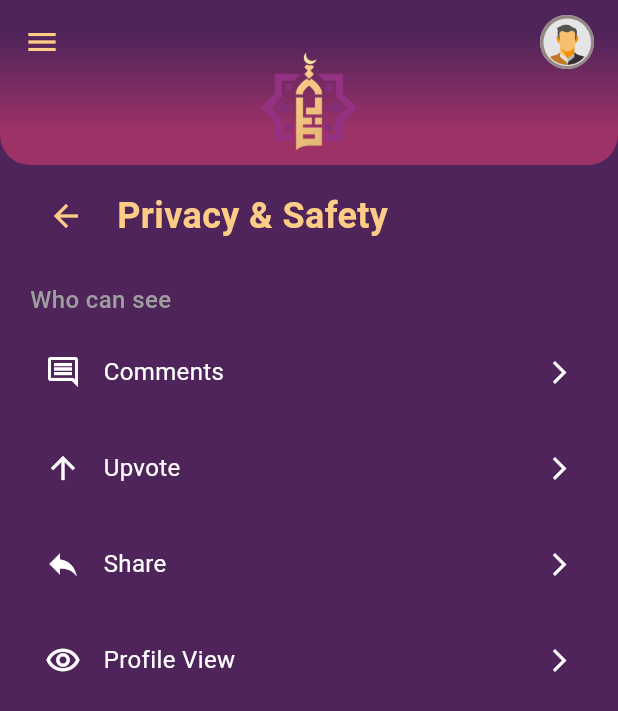
After one commit to dojosgithub/the-minaret, a Flutter app: the PrivacySafetyScreen screen opened directly, on a phone screen of 412 x 824 dp. The commit adds this screen. Shown: the top 711 px of the screen. Run offline on Flutter 3.47's test engine with Material 3 defaults, Android fonts, the phone set to English and light mode, and no system bars.

Commit message:
Add Privacy and safety screen

```diff
--- /dev/null
+++ b/lib/screens/privacy_and_safety_screen.dart
@@ -0,0 +1,169 @@
+import 'dart:ui';
+import 'dart:math' as math;
+import 'package:flutter/material.dart';
+import '../widgets/top_bar.dart';
+
+class PrivacySafetyScreen extends StatefulWidget {
+  const PrivacySafetyScreen({super.key});
+
+  @override
+  State<PrivacySafetyScreen> createState() => _PrivacySafetyScreenState();
+}
+
+class _PrivacySafetyScreenState extends State<PrivacySafetyScreen> {
+  final Map<String, String> privacySettings = {
+    "Comments": "Everyone",
+    "Upvote": "Everyone",
+    "Share": "Everyone",
+    "Profile View": "Everyone",
+  };
+
+  final List<String> visibilityOptions = ["Everyone", "Friends", "No one"];
+
+  @override
+  Widget build(BuildContext context) {
+    return Scaffold(
+      backgroundColor: const Color(0xFF4F245A),
+
+      // Top Bar with Back & Profile
+      appBar: TopBar(
+        onMenuPressed: () => Navigator.pop(context),
+        onProfilePressed: () {},
+        profileImage: 'assets/profile_picture.png',
+      ),
+
+      body: Padding(
+        padding: const EdgeInsets.symmetric(horizontal: 20),
+        child: Column(
+          crossAxisAlignment: CrossAxisAlignment.start,
+          children: [
+            // Back Button & Title
+            const SizedBox(height: 10),
+            Row(
+              children: [
+                IconButton(
+                  icon: const Icon(Icons.arrow_back, color: Color(0xFFFDCC87)),
+                  onPressed: () => Navigator.pop(context),
+                ),
+                const SizedBox(width: 10),
+                const Text(
+                  "Privacy & Safety",
+                  style: TextStyle(
+                    color: Color(0xFFFDCC87),
+                    fontSize: 24,
+                    fontWeight: FontWeight.bold,
+                  ),
+                ),
+              ],
+            ),
+
+            const SizedBox(height: 20),
+
+            // Small Subtitle
+            const Text(
+              "Who can see",
+              style: TextStyle(color: Colors.grey, fontSize: 16, fontWeight: FontWeight.w500),
+            ),
+            const SizedBox(height: 10),
+
+            // Privacy Options List
+            Column(
+              children: privacySettings.keys.map((setting) {
+                return _buildPrivacyOption(setting);
+              }).toList(),
+            ),
+          ],
+        ),
+      ),
+    );
+  }
+
+  // Helper function to build a privacy option row
+  Widget _buildPrivacyOption(String setting) {
+    return InkWell(
+      onTap: () => _showVisibilityDialog(setting),
+      child: Container(
+        padding: const EdgeInsets.symmetric(vertical: 15, horizontal: 10),
+        margin: const EdgeInsets.only(bottom: 10),
+        decoration: BoxDecoration(
+          color: Colors.transparent,
+          borderRadius: BorderRadius.circular(8),
+        ),
+        child: Row(
+          children: [
+            _getIconForSetting(setting),
+            const SizedBox(width: 15),
+            Expanded(
+              child: Text(
+                setting,
+                style: const TextStyle(color: Colors.white, fontSize: 16),
+              ),
+            ),
+            const Icon(Icons.arrow_forward_ios, color: Colors.white, size: 18),
+          ],
+        ),
+      ),
+    );
+  }
+
+  // Icon mapping function
+  Widget _getIconForSetting(String setting) {
+    switch (setting) {
+      case "Comments":
+        return const Icon(Icons.comment_outlined, color: Colors.white);
+      case "Upvote":
+        return const Icon(Icons.arrow_upward, color: Colors.white);
+      case "Share":
+        return const Icon(Icons.reply_outlined, color: Colors.white);
+      case "Profile View":
+        return const Icon(Icons.remove_red_eye_outlined, color: Colors.white);
+      default:
+        return const Icon(Icons.security, color: Colors.white);
+    }
+  }
+
+  // Popup Dialog for Selecting Privacy
+  void _showVisibilityDialog(String setting) {
+    showDialog(
+      context: context,
+      barrierColor: Colors.black.withValues(alpha: 0.5), // Dim background
+      builder: (BuildContext context) {
+        String selectedOption = privacySettings[setting]!;
+        return Dialog(
+          backgroundColor: Colors.transparent,
+          child: BackdropFilter(
+            filter: ImageFilter.blur(sigmaX: 8, sigmaY: 8), // Blur effect
+            child: Container(
+              width: 250,
+              padding: const EdgeInsets.all(16),
+              decoration: BoxDecoration(
+                color: const Color(0xFF4F245A), // Same as background color
+                borderRadius: BorderRadius.circular(12),
+              ),
+              child: Column(
+                mainAxisSize: MainAxisSize.min,
+                children: visibilityOptions.map((option) {
+                  return RadioListTile<String>(
+                    title: Text(
+                      option,
+                      style: const TextStyle(color: Color(0xFFFDCC87), fontSize: 16),
+                    ),
+                    activeColor: const Color(0xFFFDCC87),
+                    value: option,
+                    groupValue: selectedOption,
+                    onChanged: (value) {
+                      setState(() {
+                        privacySettings[setting] = value!;
+                      });
+                      Navigator.pop(context);
+                    },
+                  );
+                }).toList(),
+              ),
+            ),
+          ),
+        );
+      },
+    );
+  }
+}
```
Also changed, not shown: lib/screens/menu_screen.dart (+7 -1 lines).
